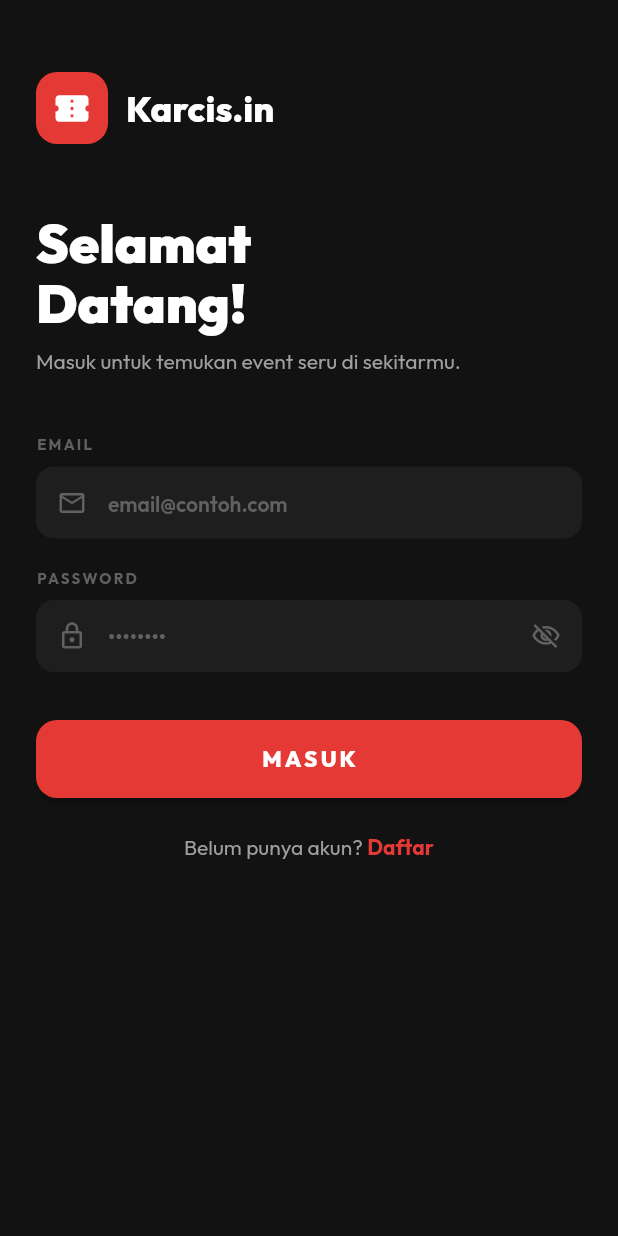
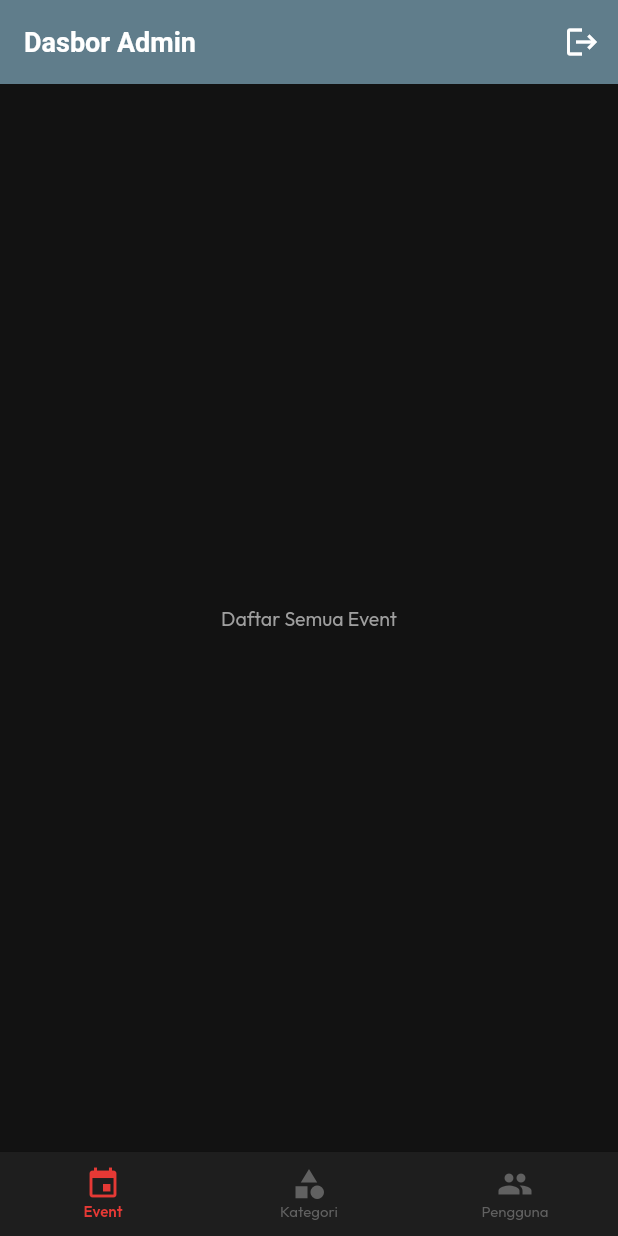
Before and after one commit to dhuys16/karcisin-flutter, a Flutter app: the screen it shows after launch, on a phone screen of 412 x 824 dp. Run offline on Flutter 3.47's test engine with Material 3 defaults, Android fonts, the light colour scheme and no system bars; our stand-ins replace cached_network_image, flutter_bloc, flutter_map, google_fonts, latlong2, shared_preferences.

Commit message:
feat:admin-dashboard

```diff
--- /dev/null
+++ b/lib/bloc/category/category_bloc.dart
@@ -0,0 +1,30 @@
+import 'package:flutter_bloc/flutter_bloc.dart';
+import '../../repositories/category_repository.dart';
+import 'category_event.dart';
+import 'category_state.dart';
+
+class CategoryBloc extends Bloc<CategoryEvent, CategoryState> {
+  final CategoryRepository repository;
+
+  CategoryBloc({required this.repository}) : super(CategoryInitial()) {
+    on<FetchCategories>((event, emit) async {
+      emit(CategoryLoading());
+      try {
+        final categories = await repository.getCategories();
+        emit(CategoryLoaded(categories));
+      } catch (e) {
+        emit(CategoryError(e.toString()));
+      }
+    });
+
+    on<AddCategory>((event, emit) async {
+      try {
+        await repository.addCategory(event.name);
+        // Setelah sukses nambah, kita ambil ulang data terbarunya
+        add(FetchCategories());
+      } catch (e) {
+        emit(CategoryError(e.toString()));
+      }
+    });
+  }
+}
--- /dev/null
+++ b/lib/bloc/category/category_event.dart
@@ -0,0 +1,8 @@
+abstract class CategoryEvent {}
+
+class FetchCategories extends CategoryEvent {}
+
+class AddCategory extends CategoryEvent {
+  final String name;
+  AddCategory(this.name);
+}
--- /dev/null
+++ b/lib/bloc/category/category_state.dart
@@ -0,0 +1,21 @@
+import '../../models/response/category_response.dart';
+
+abstract class CategoryState {}
+
+class CategoryInitial extends CategoryState {}
+class CategoryLoading extends CategoryState {}
+
+class CategoryLoaded extends CategoryState {
+  final List<CategoryResponse> categories;
+  CategoryLoaded(this.categories);
+}
+
+class CategoryError extends CategoryState {
+  final String message;
+  CategoryError(this.message);
+}
+
+class CategoryActionSuccess extends CategoryState {
+  final String message;
+  CategoryActionSuccess(this.message);
+}
--- a/lib/main.dart
+++ b/lib/main.dart
@@ -3,14 +3,18 @@ import 'dart:io';
 import 'package:flutter/material.dart';
 import 'package:flutter_bloc/flutter_bloc.dart';
 import 'package:karcisin_app/bloc/auth/auth_bloc.dart';
+import 'package:karcisin_app/bloc/category/category_bloc.dart';
+import 'package:karcisin_app/bloc/category/category_event.dart';
 import 'package:karcisin_app/bloc/event/event_bloc.dart';
 import 'package:karcisin_app/bloc/event/event_event.dart';
+import 'package:karcisin_app/repositories/category_repository.dart';
 import 'package:karcisin_app/repositories/event_repository.dart';
 import 'package:karcisin_app/screens/main_nav.dart';
 import 'package:karcisin_app/screens/splash_screen.dart';
 import 'package:karcisin_app/screens/auth/login_screen.dart';
 import 'package:karcisin_app/screens/auth/register_screen.dart';
 import 'package:karcisin_app/shared/app_theme.dart';
+import 'package:karcisin_app/screens/admin/dashboad_screen.dart';
 
 void main() {
   HttpOverrides.global = MyHttpOverrides();
@@ -22,8 +26,11 @@ class MyApp extends StatelessWidget {
 
   @override
   Widget build(BuildContext context) {
-    return RepositoryProvider(
-      create: (context) => EventRepository(),
+    return MultiRepositoryProvider(
+      providers: [
+        RepositoryProvider(create: (context) => EventRepository()),
+        RepositoryProvider(create: (context) => CategoryRepository()),
+      ],
       child: MultiBlocProvider(
         providers: [
           BlocProvider(create: (context) => AuthBloc()),
@@ -31,6 +38,11 @@ class MyApp extends StatelessWidget {
             create: (context) => EventBloc(
               eventRepository: RepositoryProvider.of<EventRepository>(context),
             )..add(FetchEvents()),
+          ),
+          BlocProvider(
+            create: (context) => CategoryBloc(
+              repository: RepositoryProvider.of<CategoryRepository>(context),
+            )..add(FetchCategories()),
           ),
         ],
         child: MaterialApp(
@@ -43,10 +55,9 @@ class MyApp extends StatelessWidget {
             '/user-home': (context) => const MainNav(),
             '/owner-dashboard': (context) =>
                 const Center(child: Text("Halaman Owner")),
-            '/admin-dashboard': (context) =>
-                const Center(child: Text("Halaman Admin")),
+            '/admin-dashboard': (context) => const AdminDashboardScreen(),
           },
-          home: const SplashScreen(),
+          home: const AdminDashboardScreen(),
         ),
       ),
     );
--- /dev/null
+++ b/lib/models/response/category_response.dart
@@ -0,0 +1,13 @@
+class CategoryResponse {
+  final int id;
+  final String name;
+
+  CategoryResponse({required this.id, required this.name});
+
+  factory CategoryResponse.fromJson(Map<String, dynamic> json) {
+    return CategoryResponse(
+      id: json['id'],
+      name: json['name'],
+    );
+  }
+}
--- /dev/null
+++ b/lib/screens/admin/dashboad_screen.dart
@@ -0,0 +1,58 @@
+import 'package:flutter/material.dart';
+import 'package:flutter_bloc/flutter_bloc.dart';
+import '../../bloc/auth/auth_bloc.dart';
+import '../../bloc/auth/auth_event.dart';
+import 'category_screen.dart';
+
+class AdminDashboardScreen extends StatefulWidget {
+  const AdminDashboardScreen({super.key});
+
+  @override
+  State<AdminDashboardScreen> createState() => _AdminDashboardScreenState();
+}
+
+class _AdminDashboardScreenState extends State<AdminDashboardScreen> {
+  int _selectedIndex = 0;
+
+  // Daftar halaman untuk menu navigasi
+  final List<Widget> _pages = [
+    const Center(child: Text("Daftar Semua Event")),
+    const CategoryScreen(), // <-- Panggil halaman kategori di sini
+    const Center(child: Text("Daftar Pengguna")),
+  ];
+
+  @override
+  Widget build(BuildContext context) {
+    return Scaffold(
+      appBar: AppBar(
+        title: const Text("Dasbor Admin"),
+        backgroundColor: Colors.blueGrey,
+        foregroundColor: Colors.white,
+        actions: [
+          IconButton(
+            icon: const Icon(Icons.logout),
+            onPressed: () {
+              // Panggil event logout dari AuthBloc
+              context.read<AuthBloc>().add(LogoutRequested());
+              Navigator.pushReplacementNamed(context, '/login');
+            },
+          )
+        ],
+      ),
+      body: _pages[_selectedIndex],
+      bottomNavigationBar: BottomNavigationBar(
+        currentIndex: _selectedIndex,
+        onTap: (index) {
+          setState(() {
+            _selectedIndex = index;
+          });
+        },
+        items: const [
+          BottomNavigationBarItem(icon: Icon(Icons.event), label: "Event"),
+          BottomNavigationBarItem(icon: Icon(Icons.category), label: "Kategori"),
+          BottomNavigationBarItem(icon: Icon(Icons.people), label: "Pengguna"),
+        ],
+      ),
+    );
+  }
+}
--- a/lib/screens/onboarding_screen.dart
+++ b/lib/screens/onboarding_screen.dart
@@ -2,7 +2,7 @@ import 'package:flutter/material.dart';
 import 'main_nav.dart';
 
 class OnboardingScreen extends StatefulWidget {
-  const OnboardingScreen({Key? key}) : super(key: key);
+  const OnboardingScreen({super.key});
 
   @override
   _OnboardingScreenState createState() => _OnboardingScreenState();
@@ -133,11 +133,11 @@ class OnboardingContent extends StatelessWidget {
   final String description;
 
   const OnboardingContent({
-    Key? key,
+    super.key,
     required this.icon,
     required this.title,
     required this.description,
-  }) : super(key: key);
+  });
 
   @override
   Widget build(BuildContext context) {
--- a/lib/screens/owner/create_event_screen.dart
+++ b/lib/screens/owner/create_event_screen.dart
@@ -1,7 +1,7 @@
 import 'package:flutter/material.dart';
 
 class CreateEventScreen extends StatelessWidget {
-  const CreateEventScreen({Key? key}) : super(key: key);
+  const CreateEventScreen({super.key});
 
   @override
   Widget build(BuildContext context) {
--- a/lib/screens/shared/history_screen.dart
+++ b/lib/screens/shared/history_screen.dart
@@ -9,7 +9,7 @@ import '../../bloc/event/event_state.dart';
 import '../../models/event_model.dart';
 
 class HistoryScreen extends StatefulWidget {
-  const HistoryScreen({Key? key}) : super(key: key);
+  const HistoryScreen({super.key});
 
   @override
   State<HistoryScreen> createState() => _HistoryScreenState();
@@ -292,7 +292,7 @@ class _TicketCard extends StatelessWidget {
                   topLeft: Radius.circular(12),
                   bottomLeft: Radius.circular(12),
                 ),
-                color: Color(0xFFDDD),
+                color: Color(0x000ffddd),
               ),
               clipBehavior: Clip.antiAlias,
               child: CachedNetworkImage(
--- a/lib/screens/shared/home_screen.dart
+++ b/lib/screens/shared/home_screen.dart
@@ -273,7 +273,7 @@ class HomeScreen extends StatelessWidget {
         else
           ...todayEvents
               .map((e) => _HappeningCard(event: e as EventModel))
-              .toList(),
+              ,
       ],
     );
   }
--- a/lib/screens/shared/profile/profile_screen.dart
+++ b/lib/screens/shared/profile/profile_screen.dart
@@ -6,7 +6,7 @@ import '../../../bloc/auth/auth_bloc.dart';
 import '../../../bloc/auth/auth_state.dart';
 
 class ProfileScreen extends StatelessWidget {
-  const ProfileScreen({Key? key}) : super(key: key);
+  const ProfileScreen({super.key});
 
   @override
   Widget build(BuildContext context) {
--- a/lib/screens/shared/search_screen.dart
+++ b/lib/screens/shared/search_screen.dart
@@ -9,7 +9,7 @@ import '../../bloc/event/event_state.dart';
 import '../../models/event_model.dart';
 
 class SearchScreen extends StatefulWidget {
-  const SearchScreen({Key? key}) : super(key: key);
+  const SearchScreen({super.key});
 
   @override
   State<SearchScreen> createState() => _SearchScreenState();
--- a/lib/shared/app_theme.dart
+++ b/lib/shared/app_theme.dart
@@ -27,11 +27,9 @@ class AppTheme {
         primary: accentRed,
         secondary: accentRed,
         surface: surface,
-        background: background,
         onPrimary: Colors.white,
         onSecondary: Colors.white,
         onSurface: textPrimary,
-        onBackground: textPrimary,
       ),
       textTheme: GoogleFonts.outfitTextTheme(
         const TextTheme(
```
Also changed, not shown: lib/repositories/category_repository.dart (added, +47 -0 lines), lib/screens/admin/category_screen.dart (added, +96 -0 lines).
